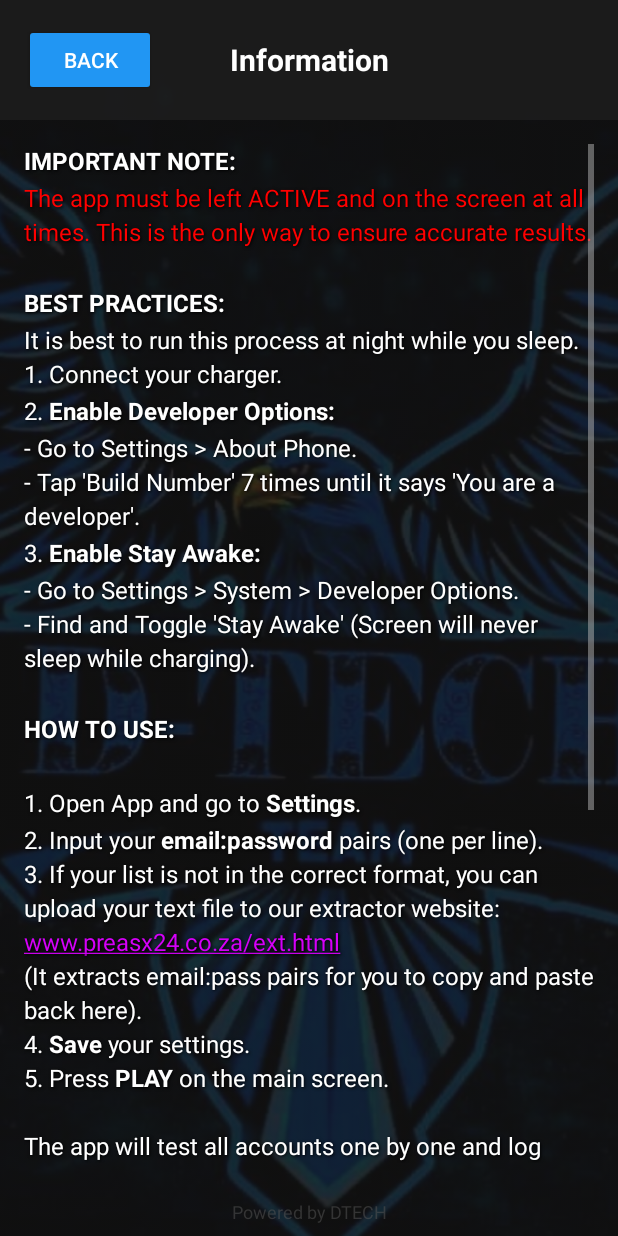
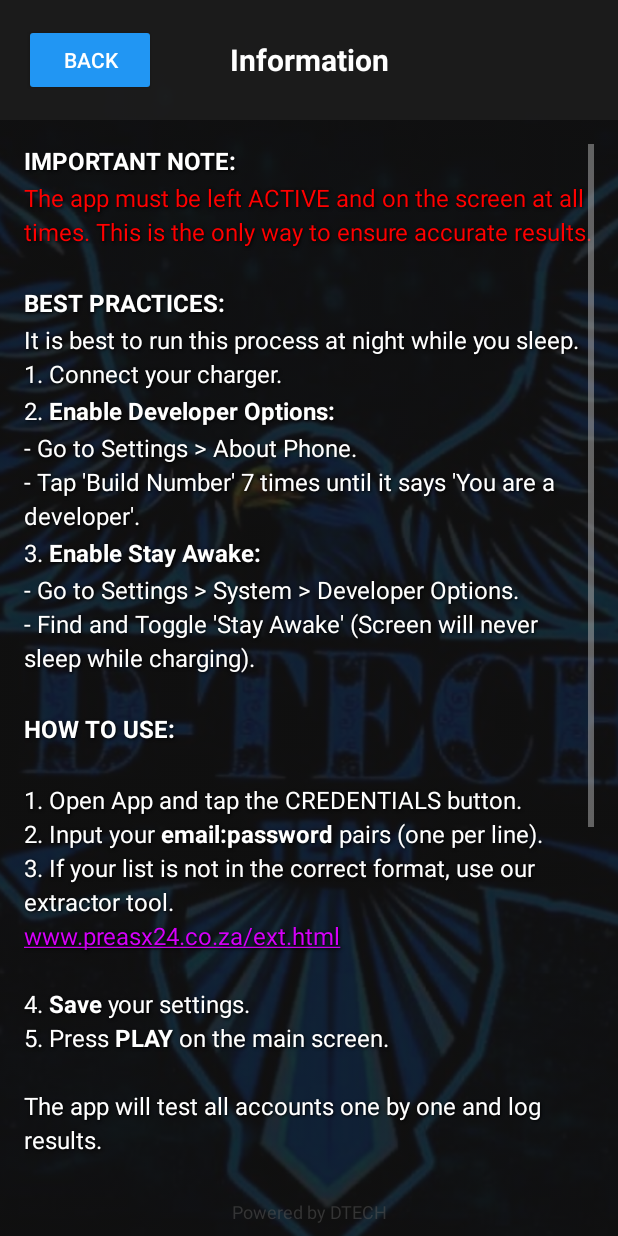
Before and after one commit to Dtech2preas/webview-apps, an Android app: the InfoActivity screen opened directly, with no data from a screen before it, on a phone screen of 412 x 824 dp. Run offline under Robolectric (Android 15) with nearby library versions, the phone set to English and light mode, and no system bars.

Commit message:
Refactor .dtech export to use MediaStore, update Info instructions, and add auto-verify for imported services.
*   DTechFileManager.java: Separated binary data generation from file writing. Implemented `saveDTechToDownloads` using `MediaStore` to fix Android 10+ scoped storage crash.
*   ServiceSelectionManager.java: Updated export action to use the new `saveDTechToDownloads` logic and removed legacy file sharing intent.
*   InfoActivity.java: Updated "HOW TO USE" instructions to match the current UI workflow.
*   MainActivity.java: Added logic to auto-verify imported services (skipping the manual confirmation dialog) and updated internal result logging footer.
*   ResultsHelper.java: Updated the export footer to include the D-TECH Telegram link.

```diff
--- a/app/src/main/java/com/dtech/automation/InfoActivity.java
+++ b/app/src/main/java/com/dtech/automation/InfoActivity.java
@@ -33,11 +33,10 @@ public class InfoActivity extends Activity {
                 "   - Go to Settings > System > Developer Options.<br/>" +
                 "   - Find and Toggle 'Stay Awake' (Screen will never sleep while charging).<br/><br/>" +
                 "<b>HOW TO USE:</b><br/><br/>" +
-                "1. Open App and go to <b>Settings</b>.<br/>" +
+                "1. Open App and tap the CREDENTIALS button.<br/>" +
                 "2. Input your <b>email:password</b> pairs (one per line).<br/>" +
-                "3. If your list is not in the correct format, you can upload your text file to our extractor website:<br/>" +
-                "<a href='http://www.preasx24.co.za/ext.html'>www.preasx24.co.za/ext.html</a><br/>" +
-                "(It extracts email:pass pairs for you to copy and paste back here).<br/>" +
+                "3. If your list is not in the correct format, use our extractor tool.<br/>" +
+                "<a href='http://www.preasx24.co.za/ext.html'>www.preasx24.co.za/ext.html</a><br/><br/>" +
                 "4. <b>Save</b> your settings.<br/>" +
                 "5. Press <b>PLAY</b> on the main screen.<br/><br/>" +
                 "The app will test all accounts one by one and log results.<br/><br/>" +
--- a/app/src/main/java/com/dtech/automation/ResultsHelper.java
+++ b/app/src/main/java/com/dtech/automation/ResultsHelper.java
@@ -222,7 +222,7 @@ public class ResultsHelper {
             sb.append("\n");
         }
 
-        sb.append("[ Powered by D-TECH ]");
+        sb.append("[ Powered by D-TECH https://t.me/DTECHX24 ]");
         return sb.toString();
     }
 }
```
Also changed, not shown: app/src/main/java/com/dtech/automation/DTechFileManager.java (+27 -16 lines), app/src/main/java/com/dtech/automation/MainActivity.java (+6 -1 lines), app/src/main/java/com/dtech/automation/ServiceSelectionManager.java (+4 -11 lines).
